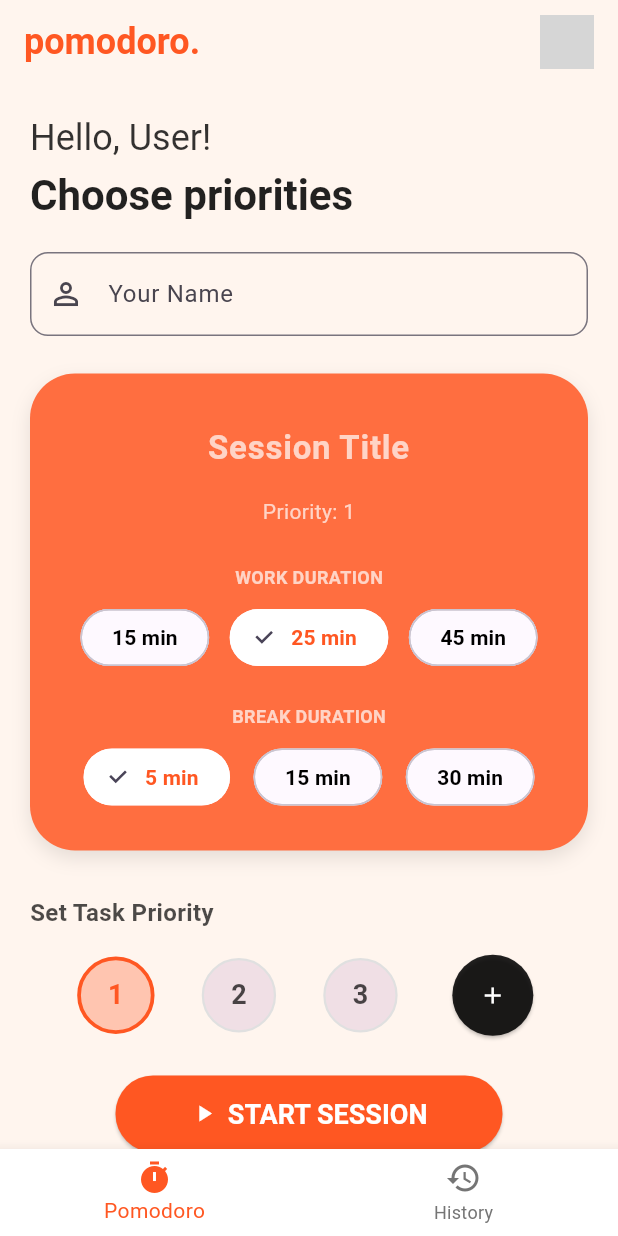
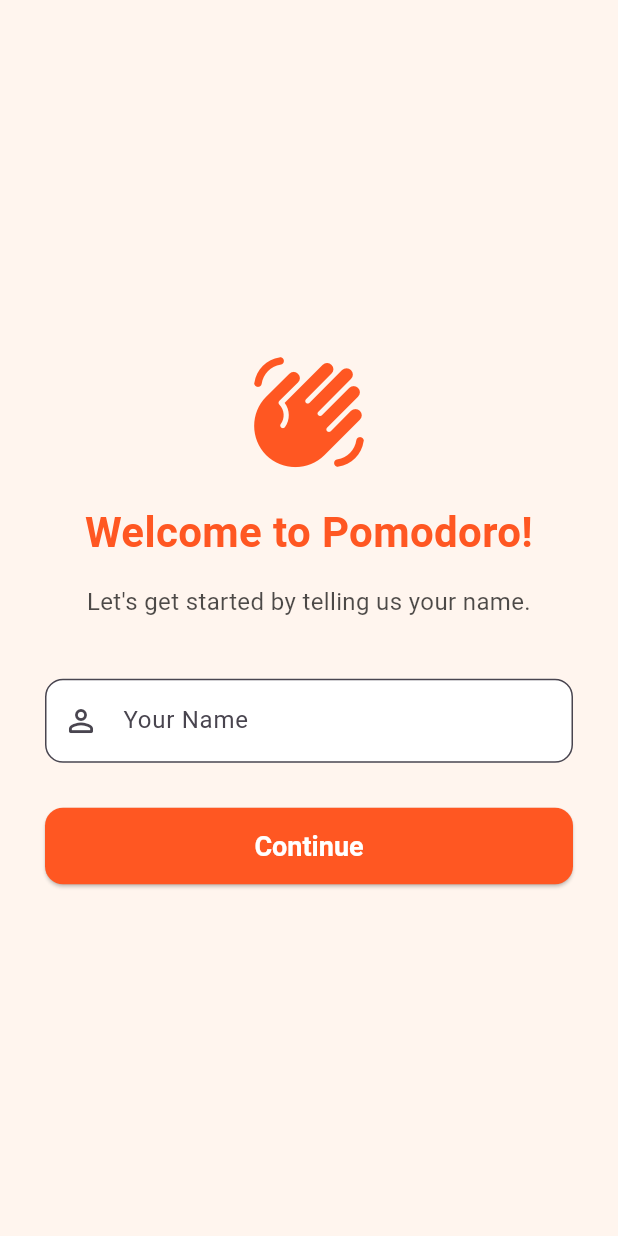
Before and after one commit to ShresthaSwapnil/PomodoroSathi, a Flutter app: the screen it shows after launch, on a phone screen of 412 x 824 dp. Run offline on Flutter 3.47's test engine with Material 3 defaults, Android fonts, the phone set to English and light mode, and no system bars; our stand-ins replace shared_preferences; grey boxes are pictures that could not be loaded.

Commit message:
Added Welcome screen and animations

```diff
--- a/lib/main.dart
+++ b/lib/main.dart
@@ -1,35 +1,43 @@
-// lib/main.dart
 import 'package:flutter/material.dart';
-import 'package:pomo_app/screens/main_screen.dart'; // Changed
+import 'package:pomo_app/screens/main_screen.dart';
+import 'package:pomo_app/screens/welcome_screen.dart';
+import 'package:pomo_app/services/user_prefs_service.dart';
 import 'package:pomo_app/utils/colors.dart';
 
-void main() {
-  runApp(MyApp());
+Future<void> main() async {
+  // Ensure Flutter bindings are initialized
+  WidgetsFlutterBinding.ensureInitialized();
+
+  final prefsService = UserPrefsService();
+  final bool welcomeSeen = await prefsService.hasSeenWelcomeScreen();
+
+  runApp(MyApp(welcomeSeen: welcomeSeen));
 }
 
 class MyApp extends StatelessWidget {
-  const MyApp({super.key});
+  final bool welcomeSeen;
+
+  const MyApp({super.key, required this.welcomeSeen});
 
   @override
   Widget build(BuildContext context) {
     return MaterialApp(
       title: 'Pomodoro Timer',
       theme: ThemeData(
-        primarySwatch: AppColors.primary, // Use the MaterialColor version
+        primarySwatch: AppColors.primary,
         scaffoldBackgroundColor: AppColors.background,
         textTheme: TextTheme(
           headlineLarge: TextStyle(color: AppColors.textColor, fontWeight: FontWeight.bold),
           bodyLarge: TextStyle(color: AppColors.textColor),
         ),
-        // Define global AppBarTheme if needed
         appBarTheme: AppBarTheme(
           backgroundColor: AppColors.background,
           elevation: 0,
-          iconTheme: IconThemeData(color: AppColors.textColor), // For back buttons etc.
+          iconTheme: IconThemeData(color: AppColors.textColor),
           titleTextStyle: TextStyle(color: AppColors.primary, fontWeight: FontWeight.bold, fontSize: 20),
         ),
       ),
-      home: MainScreen(), // Changed from InputScreen
+      home: welcomeSeen ? MainScreen() : WelcomeScreen(),
       debugShowCheckedModeBanner: false,
     );
   }
--- a/lib/screens/input_screen.dart
+++ b/lib/screens/input_screen.dart
@@ -3,12 +3,15 @@
 import 'package:flutter/material.dart';
 import 'package:pomo_app/models/session_model.dart';
 import 'package:pomo_app/screens/timer_screen.dart';
+import 'package:pomo_app/services/user_prefs_service.dart';
 import 'package:pomo_app/utils/colors.dart';
-import 'package:pomo_app/utils/animations.dart'; // Using our custom animations
+import 'package:pomo_app/utils/animations.dart';
+import 'package:animations/animations.dart';
+
 
 class InputScreen extends StatefulWidget {
-  final String? initialName; // To prefill if coming back
-  final SessionModel? previousSession; // To prefill other details
+  final String? initialName;
+  final SessionModel? previousSession;
 
   const InputScreen({super.key, this.initialName, this.previousSession});
 
@@ -17,29 +20,33 @@
 }
 
 class _InputScreenState extends State<InputScreen> {
-  late TextEditingController _nameController;
   late TextEditingController _titleController;
   int _selectedWorkDuration = 25;
   int _selectedBreakDuration = 5;
-  int _selectedPriority = 1; // Default priority
+  int _selectedPriority = 1;
+  String _userName = "User";
+  final UserPrefsService _prefsService = UserPrefsService();
 
   @override
   void initState() {
     super.initState();
-    _nameController = TextEditingController(text: widget.initialName ?? "");
+    _loadUserName();;
     _titleController = TextEditingController(text: widget.previousSession?.title ?? "");
     _selectedWorkDuration = widget.previousSession?.workDurationMinutes ?? 25;
     _selectedBreakDuration = widget.previousSession?.breakDurationMinutes ?? 5;
     _selectedPriority = widget.previousSession?.priority ?? 1;
   }
 
+  Future<void> _loadUserName() async {
+    final name = await _prefsService.getUserName();
+    if (mounted && name != null) {
+      setState(() {
+        _userName = name;
+      });
+    }
+  }
+
   void _startSession() {
-    if (_nameController.text.isEmpty) {
-      ScaffoldMessenger.of(context).showSnackBar(
-        SnackBar(content: Text('Please enter your name!')),
-      );
-      return;
-    }
     if (_titleController.text.isEmpty) {
       ScaffoldMessenger.of(context).showSnackBar(
         SnackBar(content: Text('Please enter a title for your session!')),
@@ -48,17 +55,17 @@
     }
 
     final session = SessionModel(
-      userName: _nameController.text,
+      userName: _userName,
       title: _titleController.text,
       workDurationMinutes: _selectedWorkDuration,
       breakDurationMinutes: _selectedBreakDuration,
       priority: _selectedPriority,
-      completionDate: DateTime.now(), // Provide current date/time or adjust as needed
+      completionDate: DateTime.now(),
     );
 
     Navigator.of(context).push(
       // Using the slideUpTransition from utils/animations.dart
-      Animations.slideUpTransition(TimerScreen(session: session)),
+      AppScreenTransitions.sharedAxis(TimerScreen(session: session), SharedAxisTransitionType.vertical),
     );
   }
 
@@ -83,45 +90,31 @@
               // Pass the full name to ui-avatars.com. It's good at creating initials.
               // Use a fallback if the name is empty.
               backgroundImage: NetworkImage(
-                'https://ui-avatars.com/api/?name=${_nameController.text.trim().isNotEmpty ? Uri.encodeComponent(_nameController.text.trim()) : "User"}&background=random&color=fff&size=128'
+                'https://ui-avatars.com/api/?name=${_userName.trim().isNotEmpty ? Uri.encodeComponent(_userName.trim()) : "P"}&background=random&color=fff&size=128'
               ),
               radius: 18,
             ),
           ),
         ],
       ),
-      body: SingleChildScrollView( // Added SingleChildScrollView for smaller screens
+      body: SingleChildScrollView(
         padding: const EdgeInsets.all(20.0),
         child: Column(
           crossAxisAlignment: CrossAxisAlignment.start,
           children: [
             Text(
-              'Hello, ${_nameController.text.isNotEmpty ? _nameController.text : 'User'}!',
+              'Hello, $_userName!',
               style: Theme.of(context).textTheme.headlineSmall?.copyWith(color: AppColors.textColor.withOpacity(0.8)),
             ),
             SizedBox(height: 5),
             Text(
-              'Choose priorities',
+              'Create a new Session',
               style: Theme.of(context).textTheme.headlineLarge?.copyWith(fontSize: 28),
-            ),
-            SizedBox(height: 20),
-            // Name Input
-            TextField(
-              controller: _nameController,
-              decoration: InputDecoration(
-                labelText: 'Your Name',
-                hintText: 'Enter your name here',
-                border: OutlineInputBorder(borderRadius: BorderRadius.circular(12)),
-                prefixIcon: Icon(Icons.person_outline),
-              ),
-              onChanged: (value) {
-                setState(() {}); // To update avatar and greeting
-              },
             ),
             SizedBox(height: 25),
             _buildSessionCard(context),
             SizedBox(height: 30),
-            _buildPriorityAddSection(),
+            _buildPrioritySelectorSection(),
             SizedBox(height: 20),
              Center(
               child: ElevatedButton.icon(
@@ -136,6 +129,7 @@
                 ),
               ),
             ),
+            SizedBox(height: 20,),
           ],
         ),
       ),
@@ -144,7 +138,7 @@
 
   Widget _buildSessionCard(BuildContext context) {
     return Container(
-        width: double.infinity, // Take full width
+        width: double.infinity,
         padding: const EdgeInsets.symmetric(horizontal: 20.0, vertical: 25.0),
         decoration: BoxDecoration(
           color: AppColors.cardBackground,
@@ -186,7 +180,7 @@
               children: [
                 _buildDurationChip(15, _selectedWorkDuration, (val) => setState(() => _selectedWorkDuration = val), "WORK"),
                 _buildDurationChip(25, _selectedWorkDuration, (val) => setState(() => _selectedWorkDuration = val), "WORK"),
-                _buildDurationChip(45, _selectedWorkDuration, (val) => setState(() => _selectedWorkDuration = val), "WORK"), // Added 45 min option
+                _buildDurationChip(45, _selectedWorkDuration, (val) => setState(() => _selectedWorkDuration = val), "WORK"),
               ],
             ),
             SizedBox(height: 20),
@@ -198,7 +192,7 @@
               children: [
                 _buildDurationChip(5, _selectedBreakDuration, (val) => setState(() => _selectedBreakDuration = val), "BREAK"),
                 _buildDurationChip(15, _selectedBreakDuration, (val) => setState(() => _selectedBreakDuration = val), "BREAK"),
-                _buildDurationChip(30, _selectedBreakDuration, (val) => setState(() => _selectedBreakDuration = val), "BREAK"), // Added 30 min option
+                _buildDurationChip(30, _selectedBreakDuration, (val) => setState(() => _selectedBreakDuration = val), "BREAK"),
 
               ],
             ),
@@ -227,37 +221,22 @@
     );
   }
 
-   Widget _buildPriorityAddSection() {
+   Widget _buildPrioritySelectorSection() {
     return Column(
       crossAxisAlignment: CrossAxisAlignment.start,
       children: [
         Text(
-          "Set Task Priority",
-          style: TextStyle(fontSize: 16, fontWeight: FontWeight.bold, color: AppColors.textColor.withOpacity(0.7)),
+          "Set Session Priority (Optional)",
+          style: TextStyle(fontSize: 16, fontWeight: FontWeight.w600, color: AppColors.textColor.withOpacity(0.7)),
         ),
-        SizedBox(height: 10),
+        SizedBox(height: 12),
         Row(
-          mainAxisAlignment: MainAxisAlignment.spaceEvenly,
+          mainAxisAlignment: MainAxisAlignment.spaceAround, // Better spacing for 3 items
           children: [
             _buildPriorityCircle("1", 1, isSelected: _selectedPriority == 1),
             _buildPriorityCircle("2", 2, isSelected: _selectedPriority == 2),
             _buildPriorityCircle("3", 3, isSelected: _selectedPriority == 3),
-            // The "Add" button's role here is for adding tasks to a list (future scope)
-            // For now, it's a visual placeholder or could be removed if not used.
-            ElevatedButton(
-              onPressed: () {
-                // Future: Implement adding a new task to a list of Pomodoro sessions
-                ScaffoldMessenger.of(context).showSnackBar(
-                  SnackBar(content: Text('Add new task functionality (coming soon!)')),
-                );
-              },
-              style: ElevatedButton.styleFrom(
-                backgroundColor: Colors.black87,
-                shape: CircleBorder(),
-                padding: EdgeInsets.all(18),
-              ),
-              child: Icon(Icons.add, color: Colors.white),
-            ),
+            // "Add" button removed as per your feedback
           ],
         ),
       ],
@@ -292,7 +271,6 @@
 
   @override
   void dispose() {
-    _nameController.dispose();
     _titleController.dispose();
     super.dispose();
   }
--- a/lib/screens/main_screen.dart
+++ b/lib/screens/main_screen.dart
@@ -1,10 +1,10 @@
-// lib/screens/main_screen.dart
 // ignore_for_file: library_private_types_in_public_api
 
 import 'package:flutter/material.dart';
 import 'package:pomo_app/screens/history_screen.dart';
 import 'package:pomo_app/screens/input_screen.dart';
 import 'package:pomo_app/utils/colors.dart';
+import 'package:animations/animations.dart';
 
 class MainScreen extends StatefulWidget {
   const MainScreen({super.key});
@@ -18,7 +18,7 @@
 
   // Pages for the tabs
   static final List<Widget> _widgetOptions = <Widget>[
-    InputScreen(), // Your existing input screen
+    InputScreen(),
     HistoryScreen(),
   ];
 
@@ -31,7 +31,15 @@
   @override
   Widget build(BuildContext context) {
     return Scaffold(
-      body: Center(
+      body: PageTransitionSwitcher(
+        duration: const Duration(milliseconds: 300),
+        transitionBuilder: (Widget child, Animation<double> primaryAnimation, Animation<double> secondaryAnimation) {
+          return FadeThroughTransition(
+            animation: primaryAnimation,
+            secondaryAnimation: secondaryAnimation,
+            child: child,
+          );
+        },
         child: _widgetOptions.elementAt(_selectedIndex),
       ),
       bottomNavigationBar: BottomNavigationBar(
@@ -48,11 +56,11 @@
           ),
         ],
         currentIndex: _selectedIndex,
-        selectedItemColor: AppColors.primary, // Use your app's primary color
+        selectedItemColor: AppColors.primary,
         unselectedItemColor: Colors.grey.shade600,
-        backgroundColor: Colors.white, // Or AppColors.background if it's light
-        type: BottomNavigationBarType.fixed, // Good for 2-3 items
-        elevation: 8.0, // Add some elevation
+        backgroundColor: Colors.white,
+        type: BottomNavigationBarType.fixed,
+        elevation: 8.0,
         onTap: _onItemTapped,
       ),
     );
--- /dev/null
+++ b/lib/screens/welcome_screen.dart
@@ -0,0 +1,118 @@
+// ignore_for_file: library_private_types_in_public_api, deprecated_member_use
+
+import 'package:flutter/material.dart';
+import 'package:pomo_app/screens/main_screen.dart';
+import 'package:pomo_app/services/user_prefs_service.dart';
+import 'package:pomo_app/utils/colors.dart';
+import 'package:pomo_app/utils/animations.dart';
+import 'package:animations/animations.dart';
+
+class WelcomeScreen extends StatefulWidget {
+  const WelcomeScreen({super.key});
+
+  @override
+  _WelcomeScreenState createState() => _WelcomeScreenState();
+}
+
+class _WelcomeScreenState extends State<WelcomeScreen> {
+  final TextEditingController _nameController = TextEditingController();
+  final UserPrefsService _prefsService = UserPrefsService();
+  final _formKey = GlobalKey<FormState>();
+
+  Future<void> _saveAndContinue() async {
+    if (_formKey.currentState!.validate()) {
+      final name = _nameController.text.trim();
+      await _prefsService.saveUserName(name);
+      await _prefsService.setWelcomeScreenSeen(true);
+
+      if (mounted) {
+        Navigator.of(context).pushReplacement(
+          AppScreenTransitions.sharedAxis(MainScreen(), SharedAxisTransitionType.scaled),
+        );
+      }
+    }
+  }
+
+  @override
+  Widget build(BuildContext context) {
+    return Scaffold(
+      backgroundColor: AppColors.background, // Or a custom welcome screen color
+      body: Center(
+        child: SingleChildScrollView(
+          padding: const EdgeInsets.all(30.0),
+          child: Form(
+            key: _formKey,
+            child: Column(
+              mainAxisAlignment: MainAxisAlignment.center,
+              crossAxisAlignment: CrossAxisAlignment.stretch,
+              children: <Widget>[
+                Icon(
+                  Icons.waving_hand_rounded,
+                  size: 80,
+                  color: AppColors.primary,
+                ),
+                SizedBox(height: 20),
+                Text(
+                  'Welcome to Pomodoro!',
+                  textAlign: TextAlign.center,
+                  style: TextStyle(
+                    fontSize: 28,
+                    fontWeight: FontWeight.bold,
+                    color: AppColors.primary,
+                  ),
+                ),
+                SizedBox(height: 15),
+                Text(
+                  'Let\'s get started by telling us your name.',
+                  textAlign: TextAlign.center,
+                  style: TextStyle(
+                    fontSize: 16,
+                    color: AppColors.textColor.withOpacity(0.7),
+                  ),
+                ),
+                SizedBox(height: 40),
+                TextFormField(
+                  controller: _nameController,
+                  decoration: InputDecoration(
+                    labelText: 'Your Name',
+                    hintText: 'Enter your name',
+                    border: OutlineInputBorder(
+                      borderRadius: BorderRadius.circular(12),
+                    ),
+                    prefixIcon: Icon(Icons.person_outline_rounded),
+                    filled: true,
+                    fillColor: Colors.white,
+                  ),
+                  validator: (value) {
+                    if (value == null || value.trim().isEmpty) {
+                      return 'Please enter your name';
+                    }
+                    if (value.trim().length < 2) {
+                      return 'Name should be at least 2 characters';
+                    }
+                    return null;
+                  },
+                  textInputAction: TextInputAction.done,
+                  onFieldSubmitted: (_) => _saveAndContinue(),
+                ),
+                SizedBox(height: 30),
+                ElevatedButton(
+                  onPressed: _saveAndContinue,
+                  style: ElevatedButton.styleFrom(
+                    backgroundColor: AppColors.primary,
+                    padding: EdgeInsets.symmetric(vertical: 15),
+                    textStyle: TextStyle(fontSize: 18, fontWeight: FontWeight.bold),
+                    shape: RoundedRectangleBorder(
+                      borderRadius: BorderRadius.circular(12),
+                    ),
+                  ),
+                  child: Text('Continue', style: TextStyle(color: Colors.white)),
+                ),
+              ],
+            ),
+          ),
+        ),
+      ),
+    );
+  }
+}
--- /dev/null
+++ b/lib/services/user_prefs_service.dart
@@ -0,0 +1,26 @@
+import 'package:shared_preferences/shared_preferences.dart';
+
+class UserPrefsService {
+  static const String _userNameKey = 'user_name';
+  static const String _welcomeSeenKey = 'welcome_seen';
+
+  Future<void> saveUserName(String name) async {
+    final prefs = await SharedPreferences.getInstance();
+    await prefs.setString(_userNameKey, name);
+  }
+
+  Future<String?> getUserName() async {
+    final prefs = await SharedPreferences.getInstance();
+    return prefs.getString(_userNameKey);
+  }
+
+  Future<void> setWelcomeScreenSeen(bool seen) async {
+    final prefs = await SharedPreferences.getInstance();
+    await prefs.setBool(_welcomeSeenKey, seen);
+  }
+
+  Future<bool> hasSeenWelcomeScreen() async {
+    final prefs = await SharedPreferences.getInstance();
+    return prefs.getBool(_welcomeSeenKey) ?? false;
+  }
+}
--- a/pubspec.yaml
+++ b/pubspec.yaml
@@ -32,6 +32,7 @@
     sdk: flutter
   flutter_launcher_icons: ^0.14.3
   shared_preferences:
+  animations:
 
   # The following adds the Cupertino Icons font to your application.
   # Use with the CupertinoIcons class for iOS style icons.
```
Also changed, not shown: lib/screens/break_screen.dart (+4 -5 lines), lib/screens/timer_screen.dart (+109 -158 lines), lib/utils/animations.dart (+34 -20 lines), lib/widgets/linear_seconds_painter.dart (added, +92 -0 lines), pubspec.lock, 1 other file.
